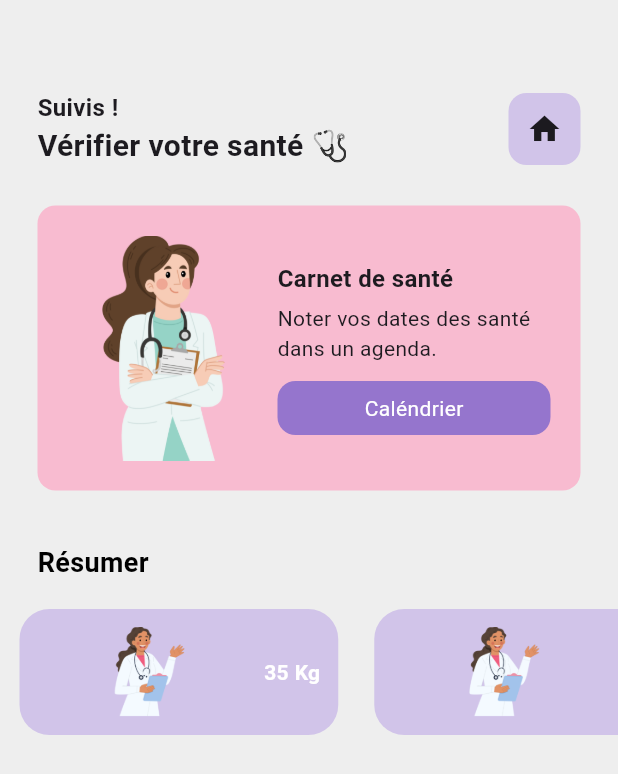
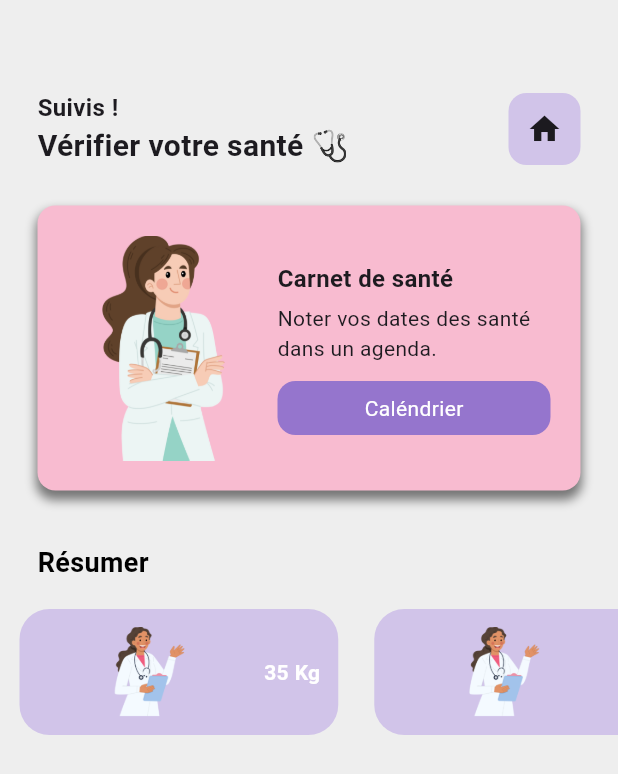
Before and after one commit to Rantsa-B613/BabyPlan, a Flutter app: the screen it shows after launch, after a tap on the "person" icon, on a phone screen of 412 x 824 dp. Shown: the top 774 px of the screen. Run offline on Flutter 3.47's test engine with Material 3 defaults, Android fonts, the phone set to English and light mode, and no system bars; our stand-ins replace flutter_colorpicker, table_calendar.

Commit message:
new design and new options 1.1

```diff
--- a/lib/components/calendar_map.dart
+++ b/lib/components/calendar_map.dart
@@ -39,7 +39,25 @@ class _CalendarScreenState extends State<CalendarScreen> {
             CustomAppNavigationBar(),
 
             const SizedBox(
-              height: 5.0,
+              height: 35.0,
+            ),
+            const Padding(
+              padding: EdgeInsets.only(left: 25.0),
+              child: Row(
+                crossAxisAlignment: CrossAxisAlignment.start,
+                children: [
+                  Text(
+                    "Agenda de note 📋",
+                    style: TextStyle(
+                        color: Colors.black,
+                        fontWeight: FontWeight.bold,
+                        fontSize: 18),
+                  ),
+                ],
+              ),
+            ),
+            const SizedBox(
+              height: 1.5,
             ),
             // ~~~~~~~~ Calendrier ~~~~~~~~~//
             SingleChildScrollView(
@@ -51,6 +69,16 @@ class _CalendarScreenState extends State<CalendarScreen> {
                     decoration: BoxDecoration(
                       color: Colors.white,
                       borderRadius: BorderRadius.circular(12),
+                      boxShadow: const [
+                        BoxShadow(
+                            color: Colors.grey,
+                            blurRadius: 10.0,
+                            spreadRadius: 2.0,
+                            offset: Offset(
+                              7.0, // Move to right 7.0 horizontally
+                              8.0, // Move to bottom 8.0 Vertically
+                            ))
+                      ],
                     ),
                     padding: const EdgeInsets.fromLTRB(15, 20, 15, 20),
                     child: TableCalendar(
--- a/lib/components/details_health.dart
+++ b/lib/components/details_health.dart
@@ -73,6 +73,14 @@ class _HealthScreenState extends State<HealthScreen> {
                             decoration: BoxDecoration(
                               color: Colors.pink[100],
                               borderRadius: BorderRadius.circular(12),
+                                boxShadow: [
+                                  BoxShadow(
+                                    color: Colors.grey.shade600,
+                                    spreadRadius: 1,
+                                    blurRadius: 5,
+                                    offset: const Offset(0, 5),
+                                  ),
+                                ]
                             ),
                             child: Row(
                               children: [
--- a/lib/routes/navigation_bar.dart
+++ b/lib/routes/navigation_bar.dart
@@ -59,6 +59,14 @@ class CustomAppNavigationBar extends StatelessWidget {
                   padding: const EdgeInsets.all(20),
                   decoration: BoxDecoration(color: Colors.pink[100],
                   borderRadius: BorderRadius.circular(12),
+                      boxShadow: [
+                        BoxShadow(
+                          color: Colors.grey.shade600,
+                          spreadRadius: 1,
+                          blurRadius: 5,
+                          offset: const Offset(0, 5),
+                        ),
+                      ]
                   ),
                   child: Row(
                     children: [
--- a/pubspec.yaml
+++ b/pubspec.yaml
@@ -66,6 +66,7 @@ flutter:
   # To add assets to your application, add an assets section, like this:
   assets:
     - assets/
+    - assets/images/
 
   # An image asset can refer to one or more resolution-specific "variants", see
   # https://flutter.dev/assets-and-images/#resolution-aware
```
